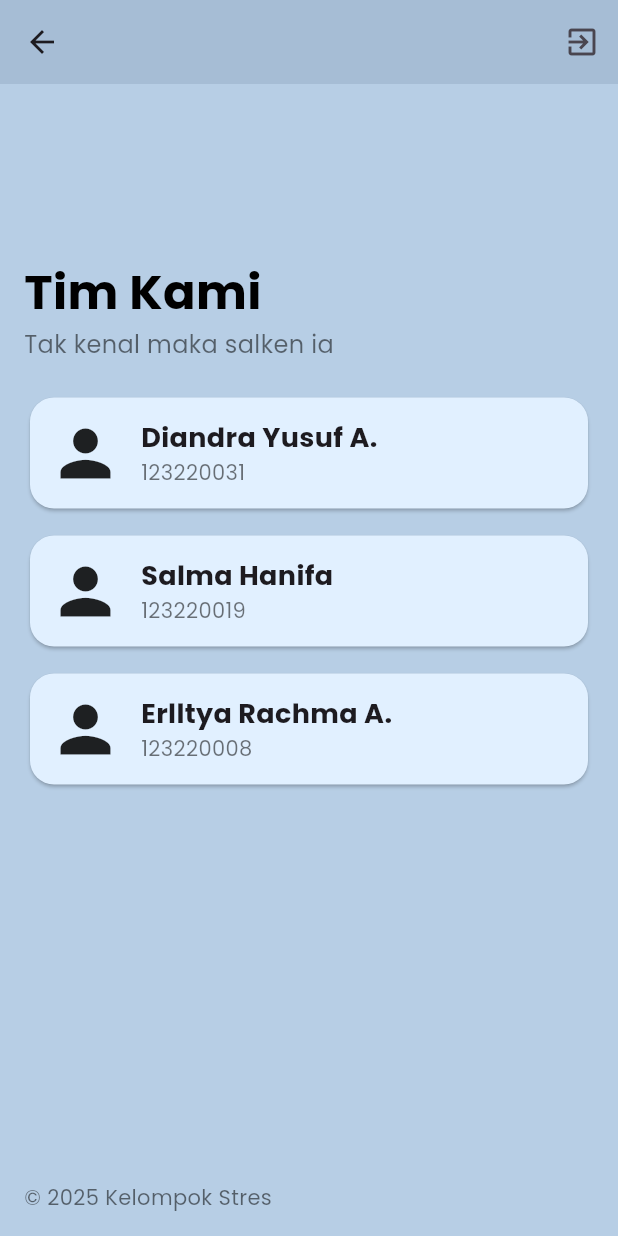
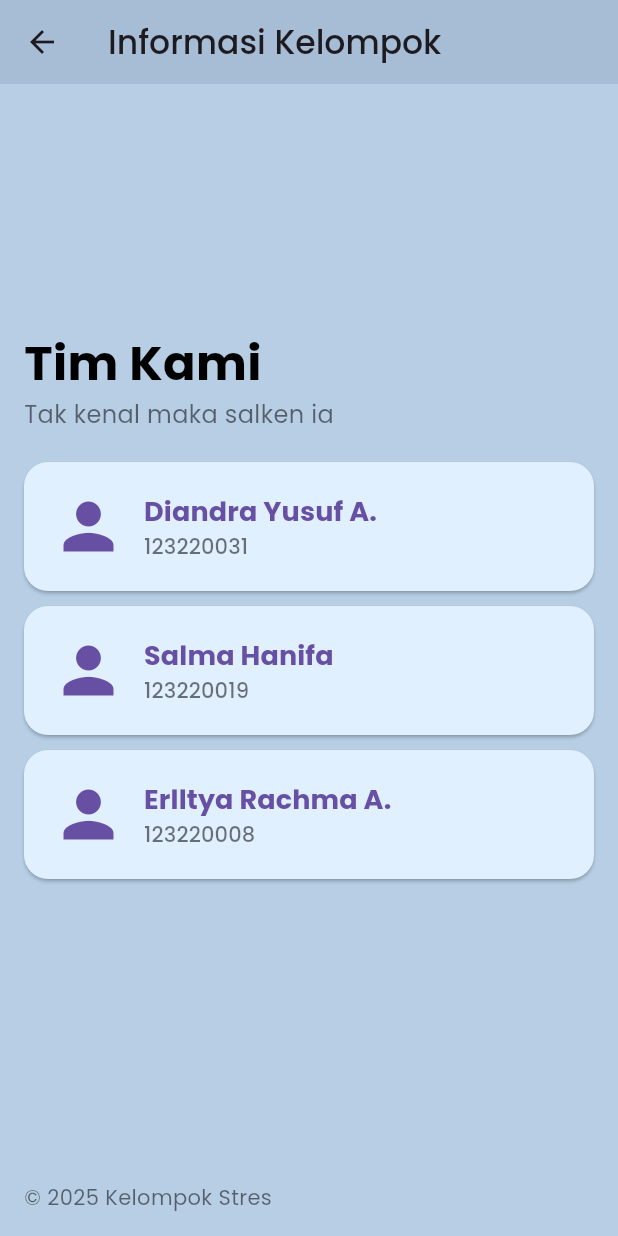
Before and after one commit to haloYusuf/tugas1-mobile-teori, a Flutter app: the KelompokPage screen opened by its route, on a phone screen of 412 x 824 dp. Run offline on Flutter 3.47's test engine with Material 3 defaults, Android fonts, the phone set to English and light mode, and no system bars; our stand-ins replace get; network calls fail.

Commit message:
Update: Fix Home & Kelompok Page

```diff
--- a/lib/app/controllers/login_controller.dart
+++ b/lib/app/controllers/login_controller.dart
@@ -18,11 +18,7 @@ class LoginController extends GetxController {
       _showDialog(title: 'Gagal', message: 'Data tidak lengkap!');
     } else if (usernameController.text.toLowerCase() == 'mobile' &&
         passwordController.text.toLowerCase() == 'if-e') {
-      _showDialog(title: 'Berhasil', message: 'Anda berhasil login!');
-      //ke homepage
-      Future.delayed(const Duration(seconds: 1), () {
-        Get.offAllNamed(RouteName.home); // Navigasi ke halaman home
-      });
+      Get.offAllNamed(RouteName.home);
     } else {
       _showDialog(title: 'Gagal', message: 'Username / password salah!');
     }
--- a/lib/app/pages/kelompok_page.dart
+++ b/lib/app/pages/kelompok_page.dart
@@ -16,25 +16,34 @@ class KelompokPage extends StatelessWidget {
           icon: const Icon(Icons.arrow_back),
           onPressed: () => Get.back(),
         ),
-        actions: [
-          IconButton(
-            icon: const Icon(Icons.exit_to_app),
-            onPressed: () {},
+        title: Text(
+          'Informasi Kelompok',
+          style: TextStyle(
+            fontWeight: FontWeight.w500,
           ),
-        ],
         ),
-      body: Stack(
+        // actions: [
+        //   IconButton(
+        //     icon: const Icon(Icons.exit_to_app),
+        //     onPressed: () {},
+        //   ),
+        // ],
+      ),
+      backgroundColor: const Color(0xFFB7CEE5),
+      body: Padding(
+        padding: const EdgeInsets.all(16),
+        child: Column(
+          crossAxisAlignment: CrossAxisAlignment.stretch,
           children: [
-          Container(
-            width: double.infinity,
-            height: double.infinity,
-            color: const Color(0xFFB7CEE5),
-            padding: const EdgeInsets.all(16.0),
-            child: SingleChildScrollView(
-              child: Column(
+            Expanded(
+              child: Center(
+                child: ListView(
+                  shrinkWrap: true,
+                  children: [
+                    Column(
                       crossAxisAlignment: CrossAxisAlignment.start,
+                      mainAxisAlignment: MainAxisAlignment.center,
                       children: [
-                  const SizedBox(height: 100),
                         const Text(
                           'Tim Kami',
                           style: TextStyle(
@@ -48,54 +57,49 @@ class KelompokPage extends StatelessWidget {
                           style: TextStyle(fontSize: 16, color: Colors.black54),
                         ),
                         const SizedBox(height: 20),
-                  Obx(() => Column(
+                        Obx(
+                          () => Column(
+                            spacing: 10,
                             children: controller.teamMembers
-                            .map((member) => Column(
-                                  children: [
-                                    TeamMemberCard(
+                                .map(
+                                  (member) => _teamMemberCard(
+                                    context: context,
                                     nama: member['nama'].toString(),
                                     nim: member['nim'].toString(),
                                     imagePath: member['imagePath'].toString(),
                                   ),
-                                    const SizedBox(height: 10),
+                                )
+                                .toList(),
+                          ),
+                        ),
+                        const SizedBox(height: 40),
                       ],
-                                ))
-                            .toList(),
-                      )),
-                  const SizedBox(height: 40),
+                    ),
                   ],
                 ),
               ),
             ),
-          const Positioned(
-            left: 16,
-            bottom: 16,
-            child: Text(
+            SizedBox(
+              height: 15,
+            ),
+            Text(
               '© 2025 Kelompok Stres',
               style: TextStyle(color: Colors.black54),
             ),
+          ],
         ),
-        ],
       ),
     );
   }
-}
 
-class TeamMemberCard extends StatelessWidget {
-  final String nama;
-  final String nim;
-  final String imagePath;
-
-  const TeamMemberCard(
-      {super.key,
-      required this.nama,
-      required this.nim,
-      required this.imagePath});
-
-  @override
-  Widget build(BuildContext context) {
-    return GestureDetector(
-      onTap: () {
+  Widget _teamMemberCard({
+    required BuildContext context,
+    required String imagePath,
+    required String nama,
+    required String nim,
+  }) {
+    return ElevatedButton(
+      onPressed: () {
         showDialog(
           context: context,
           builder: (context) => AlertDialog(
@@ -114,47 +118,56 @@ class TeamMemberCard extends StatelessWidget {
                 ),
                 ClipRRect(
                   borderRadius: BorderRadius.circular(50),
-                  child: Image.network(imagePath,
+                  child: Image.network(
+                    imagePath,
                     width: 100,
                     height: 100,
                     fit: BoxFit.cover,
                     errorBuilder: (context, error, stackTrace) =>
-                          const Icon(Icons.person, size: 100)),
+                        const Icon(Icons.person, size: 100),
+                  ),
                 ),
                 const SizedBox(height: 12),
                 Text(
                   nama,
                   style: const TextStyle(
-                      fontSize: 20, fontWeight: FontWeight.bold),
+                    fontSize: 20,
+                    fontWeight: FontWeight.bold,
                   ),
-                Text(nim,
-                    style:
-                        const TextStyle(fontSize: 16, color: Colors.black54)),
+                ),
+                Text(
+                  nim,
+                  style: const TextStyle(
+                    fontSize: 16,
+                    color: Colors.black54,
+                  ),
+                ),
               ],
             ),
           ),
         );
       },
-      child: SizedBox(
-        width: double.infinity,
-        child: Card(
-          color: const Color(0xFFE1F0FF),
-          shape:
-              RoundedRectangleBorder(borderRadius: BorderRadius.circular(16)),
-          child: Padding(
-            padding: const EdgeInsets.all(12.0),
+      style: ElevatedButton.styleFrom(
+        backgroundColor: const Color(0xFFE1F0FF),
+        shape: RoundedRectangleBorder(
+          borderRadius: BorderRadius.circular(16),
+        ),
+        padding: EdgeInsets.all(18),
+      ),
       child: Row(
+        spacing: 12,
         children: [
           ClipRRect(
-                  borderRadius: BorderRadius.circular(25),
-                  child: Image.network(imagePath,
+            borderRadius: BorderRadius.circular(50),
+            child: Image.network(
+              imagePath,
               width: 50,
               height: 50,
               fit: BoxFit.cover,
               errorBuilder: (context, error, stackTrace) =>
-                          const Icon(Icons.person, size: 50)),
+                  const Icon(Icons.person, size: 50),
             ),
-                const SizedBox(width: 12),
+          ),
           Expanded(
             child: Column(
               crossAxisAlignment: CrossAxisAlignment.start,
@@ -166,17 +179,15 @@ class TeamMemberCard extends StatelessWidget {
                       fontSize: 18, fontWeight: FontWeight.bold),
                   overflow: TextOverflow.ellipsis,
                 ),
-                      Text(nim,
-                          style: const TextStyle(
-                              fontSize: 14, color: Colors.black54)),
+                Text(
+                  nim,
+                  style: const TextStyle(fontSize: 14, color: Colors.black54),
+                ),
               ],
             ),
           ),
         ],
       ),
-          ),
-        ),
-      ),
     );
   }
 }
--- a/lib/app/routes/route_name.dart
+++ b/lib/app/routes/route_name.dart
@@ -2,9 +2,8 @@ class RouteName {
   static String landing = '/landing';
   static String login = '/login';
   static String home = '/home';
+  static String kelompok = '/kelompok';
   static String kalkulator = '/kalkulator';
-  static String team = '/team';
   static String ganjilGenap = '/ganjil-genap';
   static String secretMenu = '/secret-menu';
-  static String kelompok = '/kelompok';
 }
--- a/lib/main.dart
+++ b/lib/main.dart
@@ -14,11 +14,12 @@ class MainApp extends StatelessWidget {
   Widget build(BuildContext context) {
     return GetMaterialApp(
       title: 'Hitunk',
+      debugShowCheckedModeBanner: false,
       theme: ThemeData(
         fontFamily: 'Poppins',
       ),
       initialRoute: RouteName.landing,
-      getPages: RoutePage.routes, //dashboard, home, login, profile
+      getPages: RoutePage.routes,
     );
   }
 }
```
Also changed, not shown: lib/app/controllers/home_controller.dart (+15 -2 lines), lib/app/pages/home_page.dart (+42 -51 lines). Lines whose indentation alone changed are shown as unchanged.
